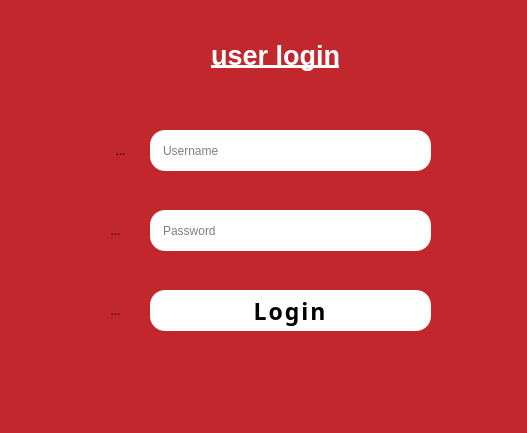
This is InsuranceProgram2/login.ui in TadeoBennett/InsuranceProgram2 as Qt 5 draws it before an edit. The edited form follows.
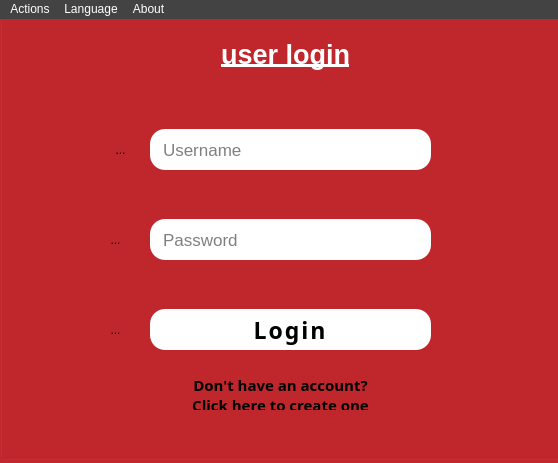
This is the edited form. Icons and pictures are not drawn.

Commit message: Added the create account page

What changed in the file:
```diff
--- a/InsuranceProgram2/login.ui
+++ b/InsuranceProgram2/login.ui
@@ -6,8 +6,8 @@
    <rect>
     <x>0</x>
     <y>0</y>
-    <width>527</width>
-    <height>433</height>
+    <width>558</width>
+    <height>463</height>
    </rect>
   </property>
   <property name="minimumSize">
@@ -18,8 +18,8 @@
   </property>
   <property name="maximumSize">
    <size>
-    <width>527</width>
-    <height>433</height>
+    <width>800</width>
+    <height>800</height>
    </size>
   </property>
   <property name="font">
@@ -54,43 +54,54 @@
 {
     border-radius: 30px;
 }
+
+QMenu{
+background-color:  gray;
+color: #fff;
+}
+
+QMenuBar{
+background-color:  #434343;
+color: #fff;
+}
+
+QAction{
+background-color: gray;
+color: #fff;
+
+}
+
+QMenuBar::item:selected{
+background-color: gray;
+color: #fff;
+}
+
+QMenu::item:selected{
+background-color:  #404040;
+}
+
+
 </string>
   </property>
   <widget class="QWidget" name="centralwidget">
-   <widget class="QLabel" name="loginLabel">
+   <property name="enabled">
+    <bool>true</bool>
+   </property>
+   <widget class="QGroupBox" name="groupBox">
     <property name="geometry">
      <rect>
-      <x>190</x>
-      <y>20</y>
-      <width>171</width>
-      <height>71</height>
+      <x>0</x>
+      <y>-20</y>
+      <width>561</width>
+      <height>461</height>
      </rect>
     </property>
-    <property name="font">
-     <font>
-      <pointsize>20</pointsize>
-      <bold>true</bold>
-      <underline>true</underline>
-      <stylestrategy>PreferAntialias</stylestrategy>
-      <kerning>true</kerning>
-     </font>
-    </property>
-    <property name="styleSheet">
-     <string notr="true">QLabel{
-text-transform: uppercase;
-color: #fff;
-line-height: 5px;
-color:  #fff;
-
-}</string>
-    </property>
-    <property name="text">
-     <string>user login</string>
+    <property name="title">
+     <string/>
     </property>
     <property name="alignment">
-     <set>Qt::AlignCenter</set>
+     <set>Qt::AlignLeading|Qt::AlignLeft|Qt::AlignVCenter</set>
     </property>
-   </widget>
    <widget class="QLineEdit" name="usernameInput">
     <property name="geometry">
      <rect>
@@ -100,6 +111,11 @@
       <height>41</height>
      </rect>
     </property>
+     <property name="font">
+      <font>
+       <pointsize>13</pointsize>
+      </font>
+     </property>
     <property name="styleSheet">
      <string notr="true"/>
     </property>
@@ -111,11 +127,19 @@
     <property name="geometry">
      <rect>
       <x>150</x>
-      <y>210</y>
+       <y>220</y>
       <width>281</width>
       <height>41</height>
      </rect>
     </property>
+     <property name="font">
+      <font>
+       <pointsize>13</pointsize>
+      </font>
+     </property>
+     <property name="echoMode">
+      <enum>QLineEdit::Password</enum>
+     </property>
     <property name="placeholderText">
      <string>Password</string>
     </property>
@@ -124,7 +148,7 @@
     <property name="geometry">
      <rect>
       <x>150</x>
-      <y>290</y>
+       <y>310</y>
       <width>281</width>
       <height>41</height>
      </rect>
@@ -145,6 +169,12 @@
     <property name="text">
      <string>Login</string>
     </property>
+     <property name="autoDefault">
+      <bool>true</bool>
+     </property>
+     <property name="default">
+      <bool>true</bool>
+     </property>
    </widget>
    <widget class="QToolButton" name="profileImage">
     <property name="geometry">
@@ -173,7 +203,7 @@
     <property name="geometry">
      <rect>
       <x>80</x>
-      <y>210</y>
+       <y>220</y>
       <width>71</width>
       <height>41</height>
      </rect>
@@ -196,7 +226,7 @@
     <property name="geometry">
      <rect>
       <x>80</x>
-      <y>290</y>
+       <y>310</y>
       <width>71</width>
       <height>41</height>
      </rect>
@@ -215,7 +245,175 @@
      </size>
     </property>
    </widget>
-  </widget>
+    <widget class="QLabel" name="loginLabel">
+     <property name="geometry">
+      <rect>
+       <x>200</x>
+       <y>20</y>
+       <width>171</width>
+       <height>71</height>
+      </rect>
+     </property>
+     <property name="font">
+      <font>
+       <pointsize>20</pointsize>
+       <bold>true</bold>
+       <underline>true</underline>
+       <stylestrategy>PreferAntialias</stylestrategy>
+       <kerning>true</kerning>
+      </font>
+     </property>
+     <property name="styleSheet">
+      <string notr="true">QLabel{
+text-transform: uppercase;
+color: #fff;
+line-height: 5px;
+color:  #fff;
+
+}</string>
+     </property>
+     <property name="text">
+      <string>user login</string>
+     </property>
+     <property name="alignment">
+      <set>Qt::AlignCenter</set>
+     </property>
+    </widget>
+    <widget class="QPushButton" name="createaccountButton">
+     <property name="geometry">
+      <rect>
+       <x>140</x>
+       <y>380</y>
+       <width>281</width>
+       <height>31</height>
+      </rect>
+     </property>
+     <property name="font">
+      <font>
+       <family>Sitka Small</family>
+       <pointsize>11</pointsize>
+       <bold>true</bold>
+      </font>
+     </property>
+     <property name="cursor">
+      <cursorShape>PointingHandCursor</cursorShape>
+     </property>
+     <property name="styleSheet">
+      <string notr="true">QPushButton{
+background-color:  transparent;
+text-transform:  none;
+border-radius:  0px;
+color: #000000;
+
+}</string>
+     </property>
+     <property name="text">
+      <string>Don't have an account? 
+Click here to create one</string>
+     </property>
+     <property name="flat">
+      <bool>true</bool>
+     </property>
+    </widget>
+   </widget>
+  </widget>
+  <widget class="QMenuBar" name="loginMenu">
+   <property name="geometry">
+    <rect>
+     <x>0</x>
+     <y>0</y>
+     <width>558</width>
+     <height>21</height>
+    </rect>
+   </property>
+   <widget class="QMenu" name="menuActions">
+    <property name="title">
+     <string>Actions</string>
+    </property>
+    <addaction name="actionDeskActions"/>
+    <addaction name="actionAdminActions"/>
+    <addaction name="actionCustomerActions"/>
+    <addaction name="actionCreateAccount"/>
+   </widget>
+   <widget class="QMenu" name="menuAbout">
+    <property name="title">
+     <string>About</string>
+    </property>
+    <addaction name="actionDeveloperInfo"/>
+    <addaction name="actionAboutQt"/>
+   </widget>
+   <widget class="QMenu" name="menuLanguage">
+    <property name="title">
+     <string>Language</string>
+    </property>
+    <addaction name="actionEnglish"/>
+    <addaction name="actionSpanish"/>
+   </widget>
+   <addaction name="menuActions"/>
+   <addaction name="menuLanguage"/>
+   <addaction name="menuAbout"/>
+  </widget>
+  <action name="actionDeskActions">
+   <property name="text">
+    <string>Desk Actions</string>
+   </property>
+   <property name="shortcut">
+    <string>Ctrl+D</string>
+   </property>
+  </action>
+  <action name="actionAdminActions">
+   <property name="text">
+    <string>Admin Actions</string>
+   </property>
+   <property name="shortcut">
+    <string>Ctrl+A</string>
+   </property>
+  </action>
+  <action name="actionCustomerActions">
+   <property name="text">
+    <string>Customer Actions</string>
+   </property>
+   <property name="shortcut">
+    <string>Ctrl+C</string>
+   </property>
+  </action>
+  <action name="actionDeveloperInfo">
+   <property name="text">
+    <string>Developer Info</string>
+   </property>
+  </action>
+  <action name="actionAboutQt">
+   <property name="text">
+    <string>About Qt</string>
+   </property>
+   <property name="shortcut">
+    <string>Ctrl+Q</string>
+   </property>
+  </action>
+  <action name="actionEnglish">
+   <property name="text">
+    <string>English</string>
+   </property>
+   <property name="shortcut">
+    <string>Ctrl+E</string>
+   </property>
+  </action>
+  <action name="actionSpanish">
+   <property name="text">
+    <string>Spanish</string>
+   </property>
+   <property name="shortcut">
+    <string>Ctrl+S</string>
+   </property>
+  </action>
+  <action name="actionCreateAccount">
+   <property name="text">
+    <string>Create Account(desk only)</string>
+   </property>
+   <property name="shortcut">
+    <string>Ctrl+Shift+D</string>
+   </property>
+  </action>
  </widget>
  <resources>
   <include location="images.qrc"/>
```
Left out of the diff: 3 changed lines with no effect on the pictures. Lines whose indentation alone changed are shown as unchanged. The commit also changes 7 other files.
